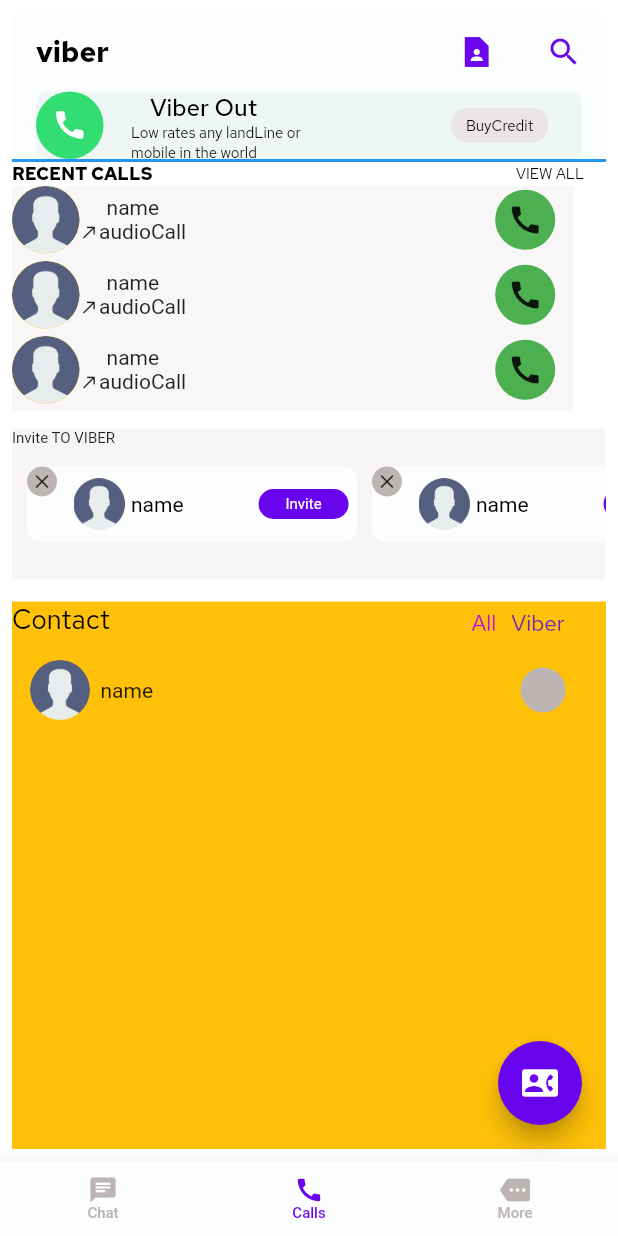
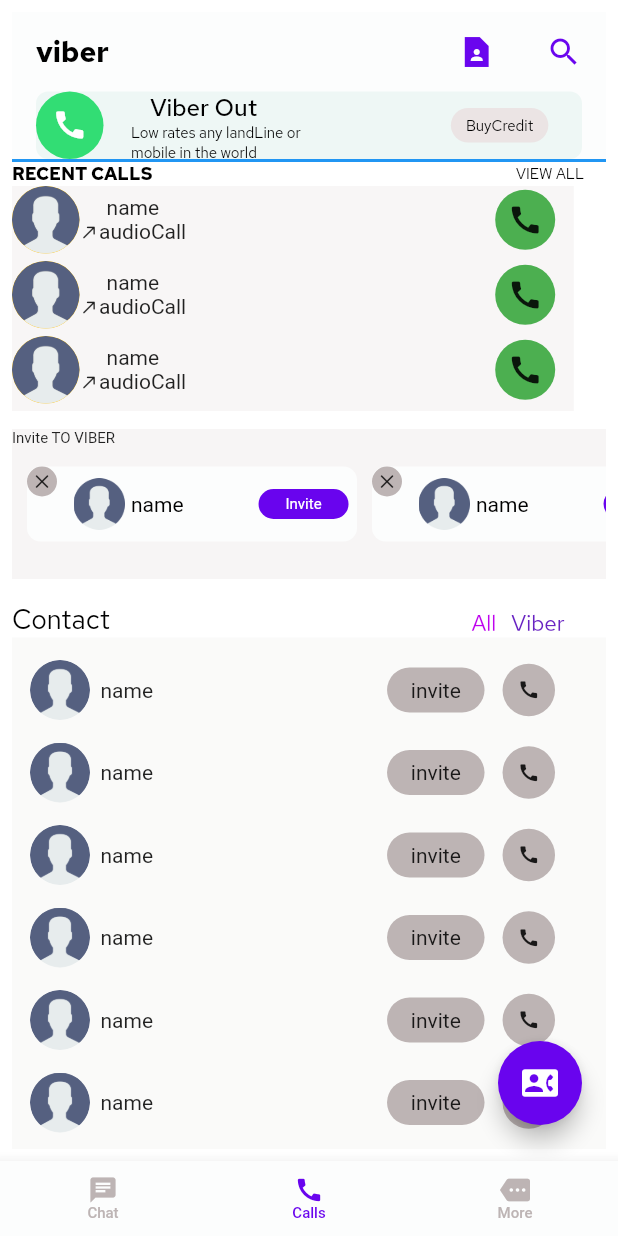
Before and after one commit to helenaAfshari/viber, a Flutter app: the screen it shows after launch, item 2 of the bottom bar chosen, on a phone screen of 412 x 824 dp. Run offline on Flutter 3.47's test engine with Material 2 defaults, Android fonts, the phone set to English and light mode, and no system bars; our stand-ins replace camera, get, google_fonts, hive, hive_flutter; accounts and stored records are empty.

Commit message:
crete Contact

```diff
--- a/lib/view/call_bottom_screen.dart
+++ b/lib/view/call_bottom_screen.dart
@@ -330,11 +330,6 @@ class _CalsBottomScreenState extends State<CalsBottomScreen> {
                            Column(
 
                            children: [
-                            Container(
-                              height: Get.height,
-                              color: Colors.amber,
-                              child: Column(
-                                children: [
                                 Row(
                                       children: [
                                         Text("Contact",style: contactTextStyle,),
@@ -374,10 +369,21 @@ class _CalsBottomScreenState extends State<CalsBottomScreen> {
                                         )
                                       ],
                                     ),
+                            Container(
+                              height: Get.height,
+                              color: Color.fromARGB(255, 250, 250, 249),
+
+                              child:
+                               ListView.builder(
+                              itemBuilder: (context, index) {
+                                return Column(
+                                  children: [
+
 
                                   Padding(
                                     padding: const EdgeInsets.only(top: 15,left: 12),
                                     child: Row(
+
                                       children: [
                                         Container(
                                           width: 40,
@@ -389,15 +395,34 @@ class _CalsBottomScreenState extends State<CalsBottomScreen> {
                                         ),
                                          SizedBox(width: 7,),
                                          Text("name"),
-                                      SizedBox(width: 245,),
+                                        SizedBox(width: 156,),
+
                                         Container(
+                                          width: 65,
                                           height: 30,
-                                        width: 30,
+                                          decoration: BoxDecoration(
+                                            shape: BoxShape.rectangle,
+                                                 color: unselectedBottomBar,
+                                                 borderRadius: BorderRadius.circular(15),
+                                          ),
+                                          child: Center(child: Text("invite")),
+                                        ),
+
+                                        SizedBox(width: 12,),
+                                          Container(
+                                          height: 35,
+                                          width: 35,
                                           decoration:  BoxDecoration(
                                             shape: BoxShape.circle,
                                             color: unselectedBottomBar,
 
                                           ),
+                                          child: IconButton(
+                                            onPressed: () {
+
+                                            },
+                                            icon:Icon(Icons.call,size: 15,) ),
+
                                         ),
 
 
@@ -406,6 +431,8 @@ class _CalsBottomScreenState extends State<CalsBottomScreen> {
                                   )
 
                                   ],
+                                );
+                              },
                               ),
                             )
 
```
Lines whose indentation alone changed are shown as unchanged.
